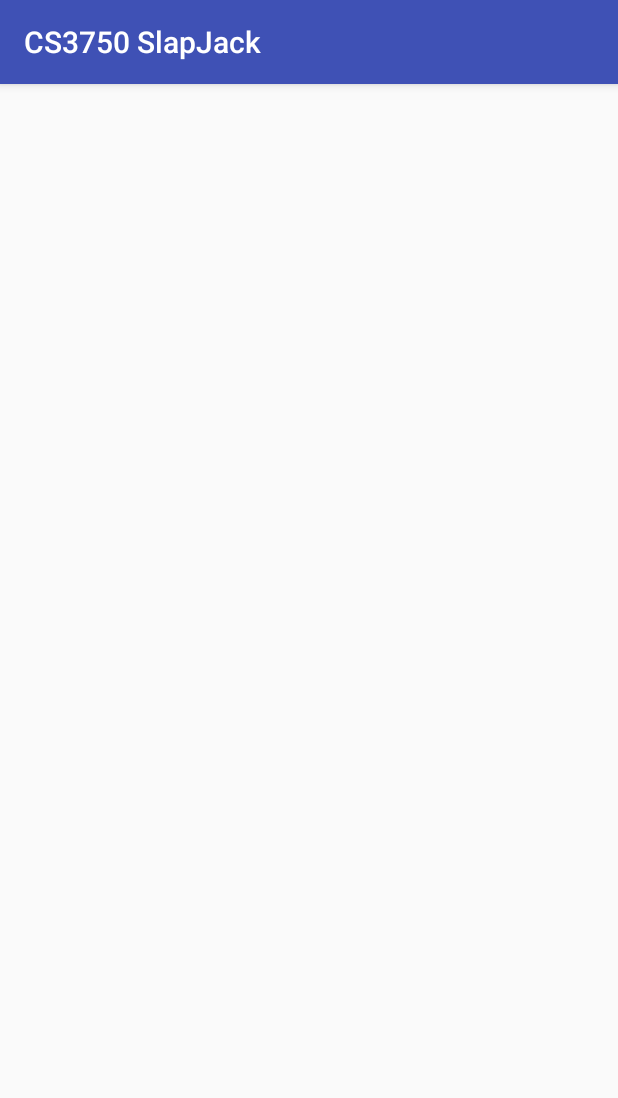
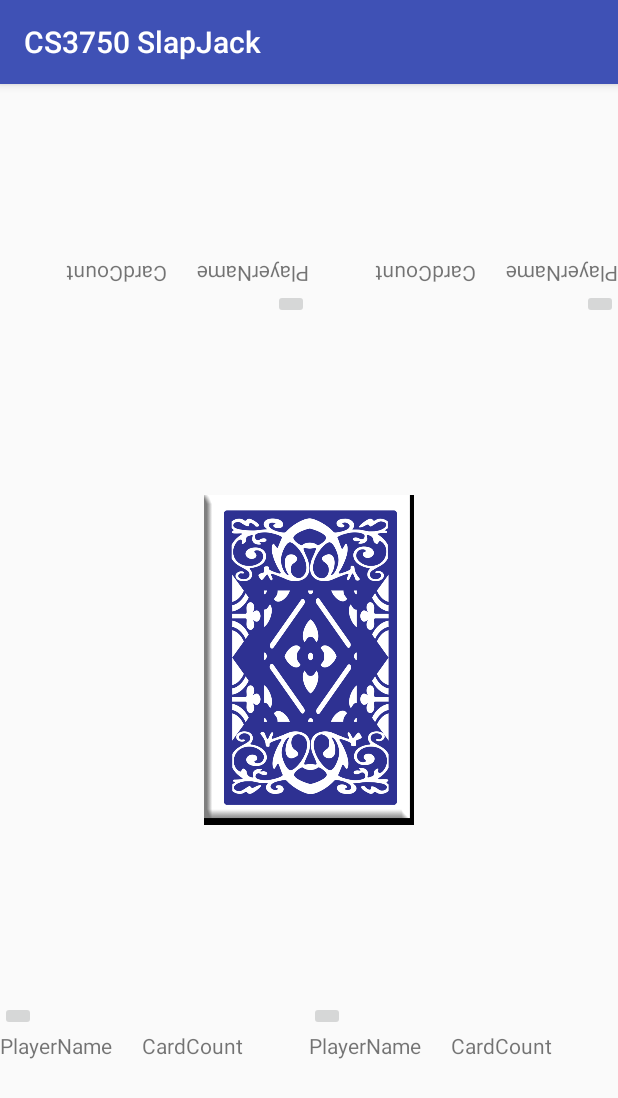
Before and after one commit to RXtr/3750SlapJack, an Android app: the GameActivity screen opened directly, with no data from a screen before it, on a phone screen of 412 x 824 dp. Shown: the top 1098 px of the screen. Run offline under Robolectric (Android 15) with nearby library versions, the phone set to English and light mode, and no system bars; 2 statements that could not run were skipped.

Commit message:
added basic layouts for game & resolved merge conflicts

```diff
--- a/app/src/main/java/com/example/robbie/cs3750slapjack/GameActivity.java
+++ b/app/src/main/java/com/example/robbie/cs3750slapjack/GameActivity.java
@@ -1,5 +1,6 @@
 package com.example.robbie.cs3750slapjack;
 
+import android.content.Intent;
 import android.os.Build;
 import android.os.Bundle;
 import android.support.annotation.RequiresApi;
@@ -16,19 +17,21 @@ public class GameActivity extends AppCompatActivity {
     protected void onCreate(Bundle savedInstanceState) {
         super.onCreate(savedInstanceState);
         setContentView(R.layout.activity_game);
-        text = (TextView)findViewById(R.id.textView);
         Log.d("Did this work", "Maybe4");
         SlapJackGame objReceived = (SlapJackGame)((ObjectWrapperForBinder)getIntent()
                 .getExtras().getBinder("object_value")).getData();
         Log.d("Did this work", "received object=" + objReceived);
-        if(objReceived.getPlayerCount() == 2){
+        if(objReceived.getPlayerCount() == 2) {
+            getSupportFragmentManager().beginTransaction().add(R.id.topRight, new HandFragment(), "playerOne").commit();
+            getSupportFragmentManager().beginTransaction().add(R.id.bottomRight, new HandFragment(), "playerTwo").commit();
+        }
+        else {
+            getSupportFragmentManager().beginTransaction().add(R.id.topLeft, new HandFragment(), "playerOne").commit();
+            getSupportFragmentManager().beginTransaction().add(R.id.topRight, new HandFragment(), "playerTwo").commit();
+            getSupportFragmentManager().beginTransaction().add(R.id.bottomLeft, new HandFragment(), "playerThree").commit();
+            getSupportFragmentManager().beginTransaction().add(R.id.bottomRight, new HandFragment(), "playerFour").commit();
+        }
 
-        }
-        else{
-
-        }
-        text.setText("Player count" + objReceived.getPlayerCount()  + "\n" + objReceived.getPlayers().get(0).getName()
-            + " \n" + objReceived.getPlayers().get(1).getName());
-
+        getSupportFragmentManager().beginTransaction().add(R.id.centerLayout, new CenterFragment(), "pileFragment").commit();
     }
 }
--- a/app/src/main/java/com/example/robbie/cs3750slapjack/HandFragment.java
+++ b/app/src/main/java/com/example/robbie/cs3750slapjack/HandFragment.java
@@ -23,13 +23,12 @@ public class HandFragment extends Fragment {
         // Required empty public constructor
     }
 
-
     @Override
     public View onCreateView(LayoutInflater inflater, ViewGroup container,
                              Bundle savedInstanceState) {
         View view = (View)inflater.inflate(R.layout.fragment_hand, container, false);
         icon = (ImageButton)view.findViewById(R.id.imageButton);
-        icon.setImageResource(R.drawable.dark_brotherhood_hand);
+        //icon.setImageResource(R.drawable.dark_brotherhood_hand);
 
         return view;
     }
--- a/app/src/main/java/com/example/robbie/cs3750slapjack/MainActivity.java
+++ b/app/src/main/java/com/example/robbie/cs3750slapjack/MainActivity.java
@@ -1,6 +1,4 @@
 package com.example.robbie.cs3750slapjack;
-
-//comment
 
 import android.content.Intent;
 import android.os.Build;
--- a/app/src/main/res/layout/activity_game.xml
+++ b/app/src/main/res/layout/activity_game.xml
@@ -1,20 +1,65 @@
 <?xml version="1.0" encoding="utf-8"?>
-<RelativeLayout xmlns:android="http://schemas.android.com/apk/res/android"
+<LinearLayout xmlns:android="http://schemas.android.com/apk/res/android"
     xmlns:tools="http://schemas.android.com/tools"
+    android:orientation="vertical"
     android:layout_width="match_parent"
     android:layout_height="match_parent"
-    android:paddingBottom="@dimen/activity_vertical_margin"
-    android:paddingLeft="@dimen/activity_horizontal_margin"
-    android:paddingRight="@dimen/activity_horizontal_margin"
-    android:paddingTop="@dimen/activity_vertical_margin"
     android:id="@+id/mainLayout"
     tools:context="com.example.robbie.cs3750slapjack.GameActivity">
 
-    <TextView
-        android:layout_width="wrap_content"
+    <LinearLayout
+        android:id="@+id/topLayout"
+        android:orientation="horizontal"
+        android:layout_width="match_parent"
+        android:layout_weight="2"
         android:layout_height="wrap_content"
-        android:layout_alignParentTop="true"
-        android:layout_alignParentLeft="true"
-        android:layout_alignParentStart="true"
-        android:id="@+id/textView" />
-</RelativeLayout>
+        android:rotation="180">
+
+        <FrameLayout
+            android:id="@+id/topLeft"
+            android:layout_width="wrap_content"
+            android:layout_height="match_parent"
+            android:layout_weight="1">
+        </FrameLayout>
+
+        <FrameLayout
+            android:id="@+id/topRight"
+            android:layout_width="wrap_content"
+            android:layout_height="match_parent"
+            android:layout_weight="1">
+        </FrameLayout>
+
+    </LinearLayout>
+
+    <LinearLayout
+        android:id="@+id/centerLayout"
+        android:orientation="horizontal"
+        android:layout_width="match_parent"
+        android:layout_weight="4"
+        android:layout_height="wrap_content">
+
+    </LinearLayout>
+
+    <LinearLayout
+        android:id="@+id/bottomLayout"
+        android:orientation="horizontal"
+        android:layout_width="match_parent"
+        android:layout_weight="2"
+        android:layout_height="wrap_content">
+
+        <FrameLayout
+            android:id="@+id/bottomLeft"
+            android:layout_width="wrap_content"
+            android:layout_height="match_parent"
+            android:layout_weight="1">
+        </FrameLayout>
+
+        <FrameLayout
+            android:id="@+id/bottomRight"
+            android:layout_width="wrap_content"
+            android:layout_height="match_parent"
+            android:layout_weight="1">
+        </FrameLayout>
+
+    </LinearLayout>
+</LinearLayout>
--- a/app/src/main/res/layout/activity_main.xml
+++ b/app/src/main/res/layout/activity_main.xml
@@ -10,4 +10,5 @@
     android:paddingTop="@dimen/activity_vertical_margin"
     tools:context="com.example.robbie.cs3750slapjack.MainActivity">
 
+
 </RelativeLayout>
--- a/app/src/main/res/layout/fragment_center.xml
+++ b/app/src/main/res/layout/fragment_center.xml
@@ -1,13 +1,18 @@
-<FrameLayout xmlns:android="http://schemas.android.com/apk/res/android"
+<RelativeLayout xmlns:android="http://schemas.android.com/apk/res/android"
+    xmlns:app="http://schemas.android.com/apk/res-auto"
     xmlns:tools="http://schemas.android.com/tools"
     android:layout_width="match_parent"
     android:layout_height="match_parent"
+    android:id="@+id/centerFragment"
     tools:context="com.example.robbie.cs3750slapjack.CenterFragment">
 
-    <!-- TODO: Update blank fragment layout -->
-    <TextView
-        android:layout_width="match_parent"
-        android:layout_height="match_parent"
-        android:text="@string/hello_blank_fragment" />
+    <ImageView
+        android:scaleType="fitXY"
+        android:layout_width="140dp"
+        android:layout_height="220dp"
+        app:srcCompat="@drawable/cardback"
+        android:layout_centerVertical="true"
+        android:layout_centerHorizontal="true"
+        android:id="@+id/imageView" />
 
-</FrameLayout>
+</RelativeLayout>
```
Also changed, not shown: app/src/main/res/drawable/dark_brotherhood_hand.png (deleted).
